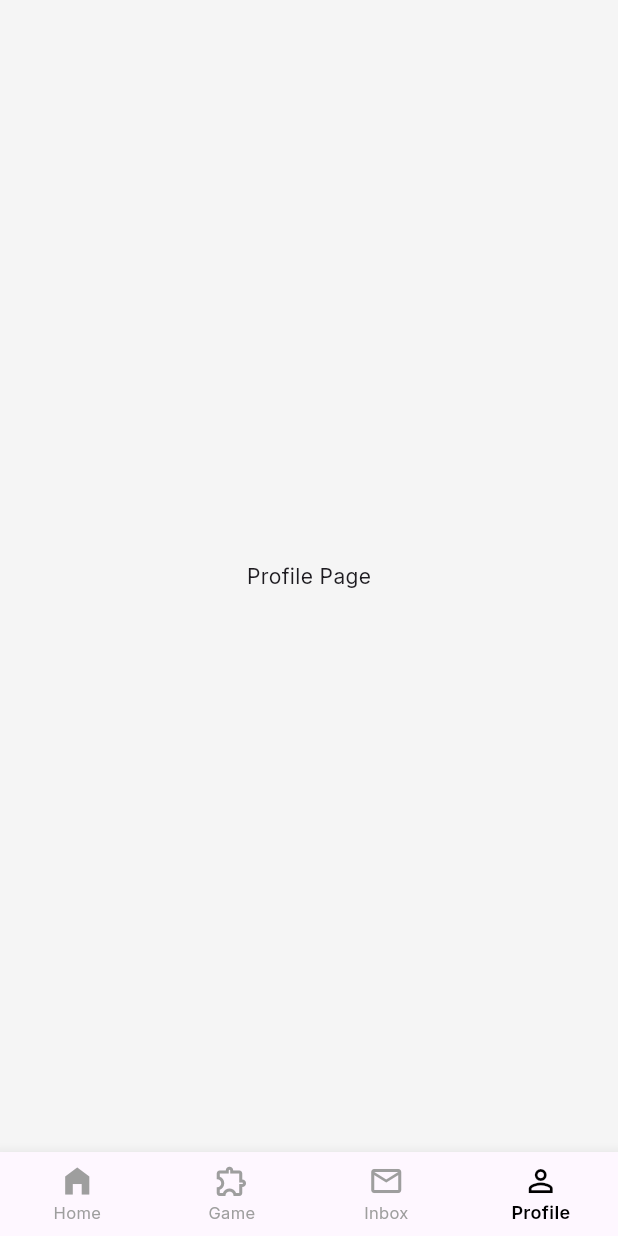
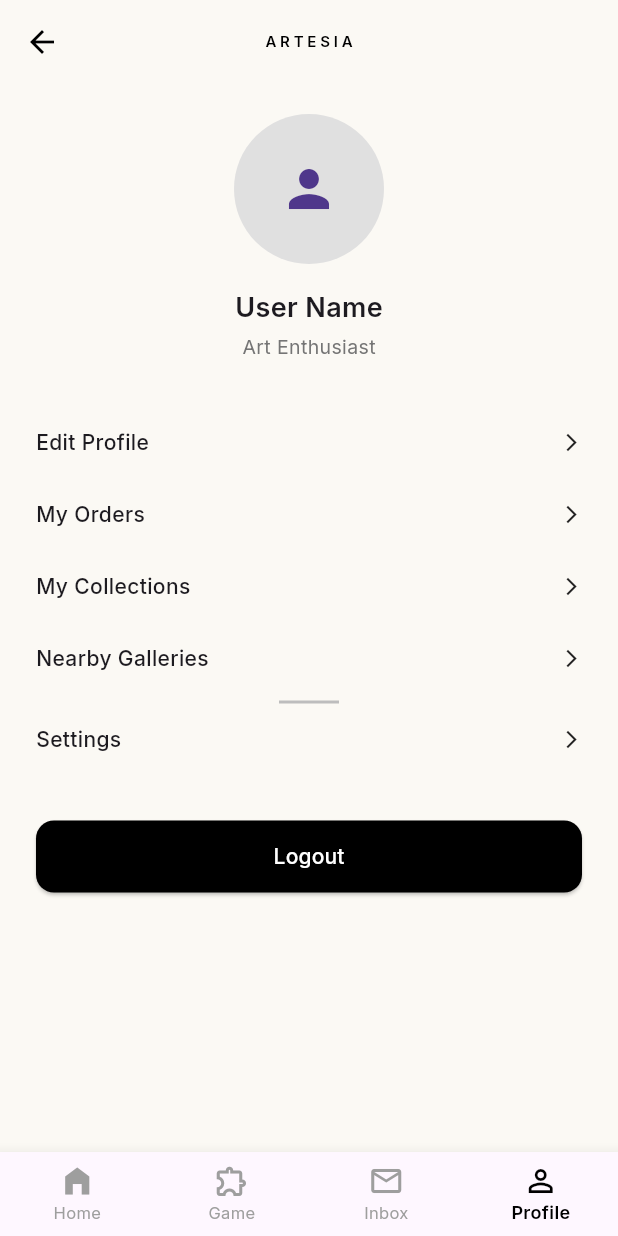
Before and after one commit to jasmineirbah/artesia-aplikasi-art-gallery, a Flutter app: the MainPage screen opened by its route, item 4 of the bottom bar chosen, on a phone screen of 412 x 824 dp. Run offline on Flutter 3.47's test engine with Material 3 defaults, Android fonts, the phone set to English and light mode, and no system bars; our stand-ins replace geolocator, google_fonts, local_auth, sensors_plus, shared_preferences, sqflite; accounts and stored records are empty; network calls fail.

Commit message:
add LBS on profile page

```diff
--- /dev/null
+++ b/lib/services/gallery_service.dart
@@ -0,0 +1,16 @@
+import 'dart:convert';
+import 'package:http/http.dart' as http;
+
+class GalleryService {
+  final String url = "https://raw.githubusercontent.com/jasmineirbah/artesia-api/refs/heads/main/galleries.json";
+
+  Future<List<dynamic>> fetchGalleries() async {
+    final response = await http.get(Uri.parse(url));
+
+    if (response.statusCode == 200) {
+      return jsonDecode(response.body);
+    } else {
+      throw Exception("Failed to load galleries");
+    }
+  }
+}
--- a/lib/views/main/main_page.dart
+++ b/lib/views/main/main_page.dart
@@ -1,6 +1,7 @@
 import 'package:flutter/material.dart';
 import 'package:artesia_aplikasi_art_gallery/views/home/home_page.dart';
 import 'package:artesia_aplikasi_art_gallery/views/game/game_page.dart';
+import 'package:artesia_aplikasi_art_gallery/views/profile/profile_page.dart';
 import 'package:artesia_aplikasi_art_gallery/widgets/bottom_navbar.dart';
 
 class MainPage extends StatefulWidget {
@@ -17,7 +18,7 @@ class _MainPageState extends State<MainPage> {
     const HomePage(),
     const GamePage(),
     const Center(child: Text("Inbox Page")),
-    const Center(child: Text("Profile Page")),
+    const ProfilePage(),
   ];
 
   @override
--- a/lib/views/profile/profile_page.dart
+++ b/lib/views/profile/profile_page.dart
@@ -0,0 +1,148 @@
+import 'package:flutter/material.dart';
+import 'package:google_fonts/google_fonts.dart';
+
+import '../../services/session_service.dart';
+import '../../widgets/app_logo.dart';
+import 'nearby_gallery_sheet.dart';
+import '../auth/login_page.dart';
+
+class ProfilePage extends StatelessWidget {
+  const ProfilePage({super.key});
+
+  void showNearby(BuildContext context) {
+    showModalBottomSheet(
+      context: context,
+      isScrollControlled: true,
+      backgroundColor: Colors.transparent,
+      builder: (_) => const NearbyGallerySheet(),
+    );
+  }
+
+  Future<void> logout(BuildContext context) async {
+    await SessionService().clear();
+
+    Navigator.pushAndRemoveUntil(
+      context,
+      MaterialPageRoute(builder: (_) => const LoginPage()),
+      (route) => false,
+    );
+  }
+
+  @override
+  Widget build(BuildContext context) {
+    return Scaffold(
+      backgroundColor: const Color(0xFFFBF9F4),
+
+      /// 🔥 APP BAR (LOGO)
+      appBar: AppBar(
+        backgroundColor: Colors.transparent,
+        elevation: 0,
+        centerTitle: true,
+        title: const AppLogo(),
+      ),
+
+      body: SingleChildScrollView(
+        padding: const EdgeInsets.symmetric(horizontal: 24),
+        child: Column(
+          children: [
+            const SizedBox(height: 20),
+
+            /// 🔥 PROFILE IMAGE
+            CircleAvatar(
+              radius: 50,
+              backgroundColor: Colors.grey[300],
+              child: const Icon(Icons.person, size: 40),
+            ),
+
+            const SizedBox(height: 16),
+
+            /// 🔥 NAME
+            Text(
+              "User Name",
+              style: GoogleFonts.inter(
+                fontSize: 18,
+                fontWeight: FontWeight.w600,
+              ),
+            ),
+
+            const SizedBox(height: 4),
+
+            Text(
+              "Art Enthusiast",
+              style: GoogleFonts.inter(
+                fontSize: 13,
+                color: Colors.grey[600],
+              ),
+            ),
+
+            const SizedBox(height: 30),
+
+            /// 🔥 MENU LIST
+            _buildMenuItem("Edit Profile"),
+            _buildMenuItem("My Orders"),
+            _buildMenuItem("My Collections"),
+
+            /// 🔥 NEARBY (CLICKABLE)
+            GestureDetector(
+              onTap: () => showNearby(context),
+              child: Column(
+                children: [
+                  _buildMenuItem("Nearby Galleries"),
+                  const SizedBox(height: 4),
+                  Container(
+                    width: 40,
+                    height: 2,
+                    color: Colors.grey[400],
+                  ),
+                ],
+              ),
+            ),
+
+            _buildMenuItem("Settings"),
+
+            const SizedBox(height: 30),
+
+            /// 🔥 LOGOUT BUTTON
+            SizedBox(
+              width: double.infinity,
+              child: ElevatedButton(
+                onPressed: () => logout(context),
+                style: ElevatedButton.styleFrom(
+                  backgroundColor: Colors.black,
+                  padding: const EdgeInsets.symmetric(vertical: 14),
+                ),
+                child: const Text(
+                  "Logout",
+                  style: TextStyle(color: Colors.white),
+                ),
+              ),
+            ),
+
+            const SizedBox(height: 40),
+          ],
+        ),
+      ),
+    );
+  }
+
+  /// 🔥 MENU ITEM UI
+  Widget _buildMenuItem(String title) {
+    return Padding(
+      padding: const EdgeInsets.symmetric(vertical: 14),
+      child: Row(
+        children: [
+          Expanded(
+            child: Text(
+              title,
+              style: GoogleFonts.inter(
+                fontSize: 14,
+                fontWeight: FontWeight.w500,
+              ),
+            ),
+          ),
+          const Icon(Icons.arrow_forward_ios, size: 14),
+        ],
+      ),
+    );
+  }
+}
--- a/pubspec.yaml
+++ b/pubspec.yaml
@@ -38,6 +38,8 @@ dependencies:
   local_auth: ^2.1.8
   shared_preferences: ^2.2.2
   image_picker: ^1.0.7
+  geolocator: ^10.1.0
+  url_launcher: ^6.2.5
 
   # The following adds the Cupertino Icons font to your application.
   # Use with the CupertinoIcons class for iOS style icons.
```
Also changed, not shown: lib/services/location_service.dart (+27 -0 lines), lib/views/profile/nearby_gallery_sheet.dart (added, +133 -0 lines), pubspec.lock, 6 other files.
